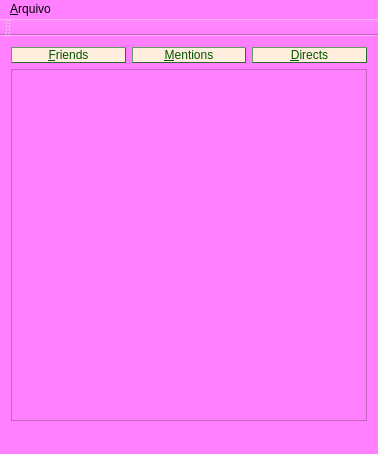
This is wndtimeline.ui in thiagomg/twithiago as Qt 5 draws it before an edit. The edited form follows.
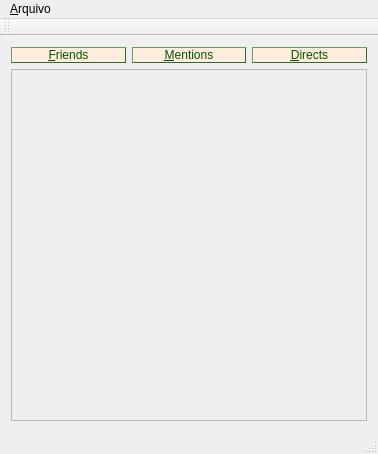
This is the edited form.

```diff
--- a/wndtimeline.ui
+++ b/wndtimeline.ui
@@ -14,7 +14,7 @@
    <string>Twithiago</string>
   </property>
   <property name="styleSheet">
-   <string notr="true">background-color: #FF7FFF;</string>
+   <string notr="true"/>
   </property>
   <widget class="QWidget" name="centralWidget">
    <layout class="QVBoxLayout" name="verticalLayout" stretch="0,0">
```
